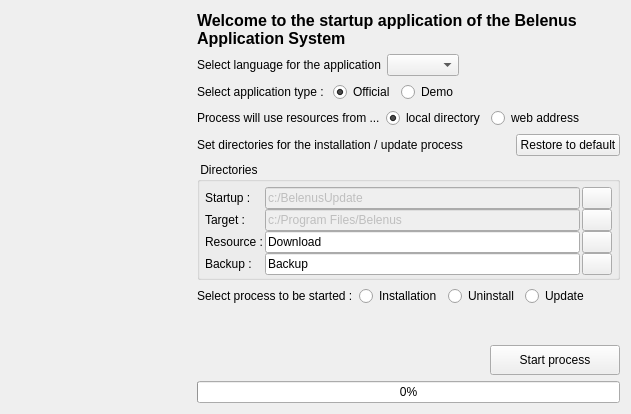
Qt form Startup/mainwindow.ui (tbikfalvi/Belenus) before a commit.
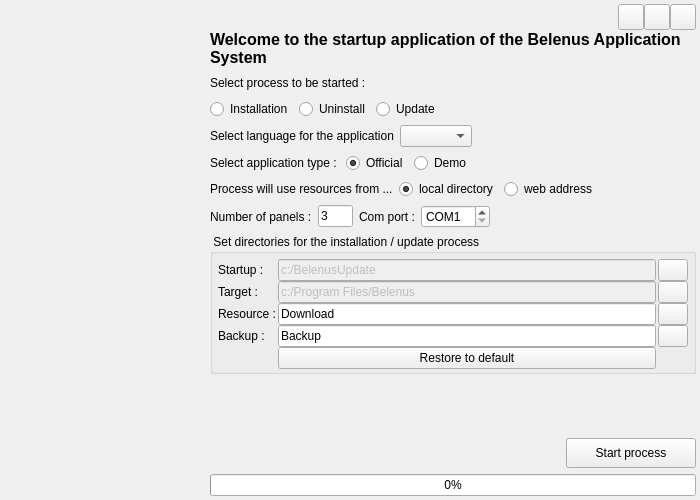
The same form after that commit. Icons and pictures are not drawn.

What changed in the file:
```diff
--- a/Startup/mainwindow.ui
+++ b/Startup/mainwindow.ui
@@ -6,28 +6,165 @@
    <rect>
     <x>0</x>
     <y>0</y>
-    <width>631</width>
-    <height>414</height>
+    <width>700</width>
+    <height>500</height>
    </rect>
   </property>
+  <property name="minimumSize">
+   <size>
+    <width>700</width>
+    <height>500</height>
+   </size>
+  </property>
+  <property name="maximumSize">
+   <size>
+    <width>700</width>
+    <height>500</height>
+   </size>
+  </property>
   <property name="windowTitle">
    <string>Belenus Software System startup application</string>
   </property>
   <widget class="QWidget" name="centralWidget">
-   <layout class="QHBoxLayout" name="horizontalLayout_6">
-    <item>
      <layout class="QVBoxLayout" name="verticalLayout">
+    <property name="spacing">
+     <number>0</number>
+    </property>
+    <property name="leftMargin">
+     <number>4</number>
+    </property>
+    <property name="topMargin">
+     <number>4</number>
+    </property>
+    <property name="rightMargin">
+     <number>4</number>
+    </property>
+    <property name="bottomMargin">
+     <number>4</number>
+    </property>
+    <item>
+     <layout class="QHBoxLayout" name="horizontalLayout_6">
+      <property name="spacing">
+       <number>0</number>
+      </property>
+      <item>
+       <spacer name="horizontalSpacer_7">
+        <property name="orientation">
+         <enum>Qt::Horizontal</enum>
+        </property>
+        <property name="sizeHint" stdset="0">
+         <size>
+          <width>40</width>
+          <height>20</height>
+         </size>
+        </property>
+       </spacer>
+      </item>
+      <item>
+       <widget class="QPushButton" name="pbLangEn">
+        <property name="minimumSize">
+         <size>
+          <width>26</width>
+          <height>26</height>
+         </size>
+        </property>
+        <property name="maximumSize">
+         <size>
+          <width>26</width>
+          <height>26</height>
+         </size>
+        </property>
+        <property name="text">
+         <string/>
+        </property>
+        <property name="icon">
+         <iconset resource="startup.qrc">
+          <normaloff>:/flag_en.png</normaloff>:/flag_en.png</iconset>
+        </property>
+        <property name="iconSize">
+         <size>
+          <width>20</width>
+          <height>20</height>
+         </size>
+        </property>
+        <property name="checkable">
+         <bool>true</bool>
+        </property>
+       </widget>
+      </item>
+      <item>
+       <widget class="QPushButton" name="pbLangDe">
+        <property name="minimumSize">
+         <size>
+          <width>26</width>
+          <height>26</height>
+         </size>
+        </property>
+        <property name="maximumSize">
+         <size>
+          <width>26</width>
+          <height>26</height>
+         </size>
+        </property>
+        <property name="text">
+         <string/>
+        </property>
+        <property name="icon">
+         <iconset resource="startup.qrc">
+          <normaloff>:/flag_de.png</normaloff>:/flag_de.png</iconset>
+        </property>
+        <property name="iconSize">
+         <size>
+          <width>20</width>
+          <height>20</height>
+         </size>
+        </property>
+        <property name="checkable">
+         <bool>true</bool>
+        </property>
+       </widget>
+      </item>
+      <item>
+       <widget class="QPushButton" name="pbLangHu">
+        <property name="minimumSize">
+         <size>
+          <width>26</width>
+          <height>26</height>
+         </size>
+        </property>
+        <property name="maximumSize">
+         <size>
+          <width>26</width>
+          <height>26</height>
+         </size>
+        </property>
+        <property name="text">
+         <string/>
+        </property>
+        <property name="icon">
+         <iconset resource="startup.qrc">
+          <normaloff>:/flag_hu.png</normaloff>:/flag_hu.png</iconset>
+        </property>
+        <property name="iconSize">
+         <size>
+          <width>20</width>
+          <height>20</height>
+         </size>
+        </property>
+        <property name="checkable">
+         <bool>true</bool>
+        </property>
+       </widget>
+      </item>
+     </layout>
+    </item>
+    <item>
+     <layout class="QHBoxLayout" name="horizontalLayout_8">
       <item>
        <widget class="QLabel" name="lblLogo">
         <property name="minimumSize">
          <size>
-          <width>180</width>
-          <height>390</height>
-         </size>
-        </property>
-        <property name="maximumSize">
-         <size>
-          <width>180</width>
+          <width>200</width>
           <height>390</height>
          </size>
         </property>
@@ -43,24 +180,15 @@
        </widget>
       </item>
       <item>
-       <spacer name="verticalSpacer_2">
-        <property name="orientation">
-         <enum>Qt::Vertical</enum>
-        </property>
-        <property name="sizeHint" stdset="0">
-         <size>
-          <width>20</width>
-          <height>40</height>
-         </size>
-        </property>
-       </spacer>
-      </item>
-     </layout>
-    </item>
-    <item>
      <layout class="QVBoxLayout" name="verticalLayout_2">
       <item>
        <widget class="QLabel" name="lblTitle">
+          <property name="sizePolicy">
+           <sizepolicy hsizetype="Preferred" vsizetype="Preferred">
+            <horstretch>0</horstretch>
+            <verstretch>0</verstretch>
+           </sizepolicy>
+          </property>
         <property name="font">
          <font>
           <pointsize>12</pointsize>
@@ -76,6 +204,77 @@
         </property>
        </widget>
       </item>
+        <item>
+         <layout class="QHBoxLayout" name="horizontalLayout_4">
+          <item>
+           <widget class="QLabel" name="lblSelectProcess">
+            <property name="text">
+             <string>Select process to be started :</string>
+            </property>
+           </widget>
+          </item>
+          <item>
+           <spacer name="horizontalSpacer_4">
+            <property name="orientation">
+             <enum>Qt::Horizontal</enum>
+            </property>
+            <property name="sizeHint" stdset="0">
+             <size>
+              <width>40</width>
+              <height>20</height>
+             </size>
+            </property>
+           </spacer>
+          </item>
+         </layout>
+        </item>
+        <item>
+         <layout class="QHBoxLayout" name="horizontalLayout_7">
+          <item>
+           <widget class="QRadioButton" name="rbProcessInstall">
+            <property name="text">
+             <string>Installation</string>
+            </property>
+            <attribute name="buttonGroup">
+             <string notr="true">buttonGroup</string>
+            </attribute>
+           </widget>
+          </item>
+          <item>
+           <widget class="QRadioButton" name="rbProcessRemove">
+            <property name="text">
+             <string>Uninstall</string>
+            </property>
+            <attribute name="buttonGroup">
+             <string notr="true">buttonGroup</string>
+            </attribute>
+           </widget>
+          </item>
+          <item>
+           <widget class="QRadioButton" name="rbProcessUpdate">
+            <property name="text">
+             <string>Update</string>
+            </property>
+            <attribute name="buttonGroup">
+             <string notr="true">buttonGroup</string>
+            </attribute>
+           </widget>
+          </item>
+          <item>
+           <spacer name="horizontalSpacer_6">
+            <property name="orientation">
+             <enum>Qt::Horizontal</enum>
+            </property>
+            <property name="sizeHint" stdset="0">
+             <size>
+              <width>40</width>
+              <height>20</height>
+             </size>
+            </property>
+           </spacer>
+          </item>
+         </layout>
+        </item>
       <item>
        <layout class="QHBoxLayout" name="horizontalLayout_22">
         <property name="bottomMargin">
@@ -200,9 +399,51 @@
       <item>
        <layout class="QHBoxLayout" name="horizontalLayout_3">
         <item>
-         <widget class="QLabel" name="lblDirectories">
+           <widget class="QLabel" name="lblPanelCount">
           <property name="text">
-           <string>Set directories for the installation / update process</string>
+             <string>Number of panels :</string>
+            </property>
+           </widget>
+          </item>
+          <item>
+           <widget class="QLineEdit" name="ledPanelCount">
+            <property name="minimumSize">
+             <size>
+              <width>35</width>
+              <height>0</height>
+             </size>
+            </property>
+            <property name="maximumSize">
+             <size>
+              <width>35</width>
+              <height>16777215</height>
+             </size>
+            </property>
+            <property name="text">
+             <string notr="true">3</string>
+            </property>
+           </widget>
+          </item>
+          <item>
+           <widget class="QLabel" name="lblComPort">
+            <property name="text">
+             <string>Com port :</string>
+            </property>
+           </widget>
+          </item>
+          <item>
+           <widget class="QSpinBox" name="spinCombo">
+            <property name="prefix">
+             <string>COM</string>
+            </property>
+            <property name="minimum">
+             <number>1</number>
+            </property>
+            <property name="maximum">
+             <number>10</number>
+            </property>
+            <property name="value">
+             <number>1</number>
           </property>
          </widget>
         </item>
@@ -219,23 +460,12 @@
           </property>
          </spacer>
         </item>
-        <item>
-         <widget class="QPushButton" name="pbDefault">
-          <property name="text">
-           <string>Restore to default</string>
-          </property>
-          <property name="icon">
-           <iconset resource="startup.qrc">
-            <normaloff>:/Refresh.png</normaloff>:/Refresh.png</iconset>
-          </property>
-         </widget>
-        </item>
        </layout>
       </item>
       <item>
        <widget class="QGroupBox" name="gbDirectories">
         <property name="title">
-         <string> Directories </string>
+           <string> Set directories for the installation / update process </string>
         </property>
         <layout class="QGridLayout" name="gridLayout">
          <property name="leftMargin">
@@ -256,28 +486,8 @@
          <property name="verticalSpacing">
           <number>0</number>
          </property>
-         <item row="0" column="0">
-          <widget class="QLabel" name="lblDirectoryStartup">
-           <property name="text">
-            <string>Startup :</string>
-           </property>
-          </widget>
-         </item>
-         <item row="0" column="1">
-          <widget class="QLineEdit" name="ledDirectoryStartup">
-           <property name="enabled">
-            <bool>false</bool>
-           </property>
-           <property name="text">
-            <string>c:/BelenusUpdate</string>
-           </property>
-           <property name="readOnly">
-            <bool>false</bool>
-           </property>
-          </widget>
-         </item>
-         <item row="0" column="2">
-          <widget class="QPushButton" name="pbDirectoryStartup">
+           <item row="2" column="2">
+            <widget class="QPushButton" name="pbDirectoryResource">
            <property name="minimumSize">
             <size>
              <width>30</width>
@@ -299,49 +509,19 @@
            </property>
           </widget>
          </item>
-         <item row="1" column="0">
-          <widget class="QLabel" name="lblDirectoryTarget">
-           <property name="text">
-            <string>Target :</string>
-           </property>
-          </widget>
-         </item>
-         <item row="1" column="1">
-          <widget class="QLineEdit" name="ledDirectoryTarget">
+           <item row="2" column="1">
+            <widget class="QLineEdit" name="ledDirectoryResource">
            <property name="enabled">
-            <bool>false</bool>
+              <bool>true</bool>
            </property>
            <property name="text">
-            <string>c:/Program Files/Belenus</string>
+              <string notr="true">Download</string>
            </property>
            <property name="readOnly">
             <bool>false</bool>
            </property>
           </widget>
          </item>
-         <item row="1" column="2">
-          <widget class="QPushButton" name="pbDirectoryTarget">
-           <property name="minimumSize">
-            <size>
-             <width>30</width>
-             <height>0</height>
-            </size>
-           </property>
-           <property name="maximumSize">
-            <size>
-             <width>30</width>
-             <height>16777215</height>
-            </size>
-           </property>
-           <property name="text">
-            <string/>
-           </property>
-           <property name="icon">
-            <iconset resource="startup.qrc">
-             <normaloff>:/Directory.png</normaloff>:/Directory.png</iconset>
-           </property>
-          </widget>
-         </item>
          <item row="2" column="0">
           <widget class="QLabel" name="lblDirectoryResource">
            <property name="text">
@@ -349,21 +529,51 @@
            </property>
           </widget>
          </item>
-         <item row="2" column="1">
-          <widget class="QLineEdit" name="ledDirectoryResource">
+           <item row="1" column="2">
+            <widget class="QPushButton" name="pbDirectoryTarget">
+             <property name="minimumSize">
+              <size>
+               <width>30</width>
+               <height>0</height>
+              </size>
+             </property>
+             <property name="maximumSize">
+              <size>
+               <width>30</width>
+               <height>16777215</height>
+              </size>
+             </property>
+             <property name="text">
+              <string/>
+             </property>
+             <property name="icon">
+              <iconset resource="startup.qrc">
+               <normaloff>:/Directory.png</normaloff>:/Directory.png</iconset>
+             </property>
+            </widget>
+           </item>
+           <item row="1" column="1">
+            <widget class="QLineEdit" name="ledDirectoryTarget">
            <property name="enabled">
-            <bool>true</bool>
+              <bool>false</bool>
            </property>
            <property name="text">
-            <string>Download</string>
+              <string notr="true">c:/Program Files/Belenus</string>
            </property>
            <property name="readOnly">
             <bool>false</bool>
            </property>
           </widget>
          </item>
-         <item row="2" column="2">
-          <widget class="QPushButton" name="pbDirectoryResource">
+           <item row="1" column="0">
+            <widget class="QLabel" name="lblDirectoryTarget">
+             <property name="text">
+              <string>Target :</string>
+             </property>
+            </widget>
+           </item>
+           <item row="0" column="2">
+            <widget class="QPushButton" name="pbDirectoryStartup">
            <property name="minimumSize">
             <size>
              <width>30</width>
@@ -398,13 +608,20 @@
             <bool>true</bool>
            </property>
            <property name="text">
-            <string>Backup</string>
+              <string notr="true">Backup</string>
            </property>
            <property name="readOnly">
             <bool>false</bool>
            </property>
           </widget>
          </item>
+           <item row="0" column="0">
+            <widget class="QLabel" name="lblDirectoryStartup">
+             <property name="text">
+              <string>Startup :</string>
+             </property>
+            </widget>
+           </item>
          <item row="3" column="2">
           <widget class="QPushButton" name="pbDirectoryBackup">
            <property name="minimumSize">
@@ -428,62 +645,32 @@
            </property>
           </widget>
          </item>
-        </layout>
-       </widget>
-      </item>
-      <item>
-       <layout class="QHBoxLayout" name="horizontalLayout_4">
-        <item>
-         <widget class="QLabel" name="lblSelectProcess">
-          <property name="text">
-           <string>Select process to be started :</string>
-          </property>
-         </widget>
-        </item>
-        <item>
-         <widget class="QRadioButton" name="rbProcessInstall">
+           <item row="0" column="1">
+            <widget class="QLineEdit" name="ledDirectoryStartup">
+             <property name="enabled">
+              <bool>false</bool>
+             </property>
           <property name="text">
-           <string>Installation</string>
-          </property>
-          <attribute name="buttonGroup">
-           <string notr="true">buttonGroup</string>
-          </attribute>
-         </widget>
-        </item>
-        <item>
-         <widget class="QRadioButton" name="rbProcessRemove">
-          <property name="text">
-           <string>Uninstall</string>
-          </property>
-          <attribute name="buttonGroup">
-           <string notr="true">buttonGroup</string>
-          </attribute>
-         </widget>
-        </item>
-        <item>
-         <widget class="QRadioButton" name="rbProcessUpdate">
+              <string notr="true">c:/BelenusUpdate</string>
+             </property>
+             <property name="readOnly">
+              <bool>false</bool>
+             </property>
+            </widget>
+           </item>
+           <item row="4" column="1">
+            <widget class="QPushButton" name="pbDefault">
           <property name="text">
-           <string>Update</string>
-          </property>
-          <attribute name="buttonGroup">
-           <string notr="true">buttonGroup</string>
-          </attribute>
-         </widget>
-        </item>
-        <item>
-         <spacer name="horizontalSpacer_4">
-          <property name="orientation">
-           <enum>Qt::Horizontal</enum>
-          </property>
-          <property name="sizeHint" stdset="0">
-           <size>
-            <width>40</width>
-            <height>20</height>
-           </size>
-          </property>
-         </spacer>
-        </item>
-       </layout>
+              <string>Restore to default</string>
+             </property>
+             <property name="icon">
+              <iconset resource="startup.qrc">
+               <normaloff>:/Refresh.png</normaloff>:/Refresh.png</iconset>
+             </property>
+            </widget>
+           </item>
+          </layout>
+         </widget>
       </item>
       <item>
        <spacer name="verticalSpacer">
@@ -493,7 +680,7 @@
         <property name="sizeHint" stdset="0">
          <size>
           <width>20</width>
-          <height>40</height>
+            <height>13</height>
          </size>
         </property>
        </spacer>
@@ -542,6 +729,8 @@
      </layout>
     </item>
    </layout>
+    </item>
+   </layout>
   </widget>
  </widget>
  <layoutdefault spacing="6" margin="11"/>
```
Left out of the diff: 25 changed lines with no effect on the pictures. Lines whose indentation alone changed are shown as unchanged.
